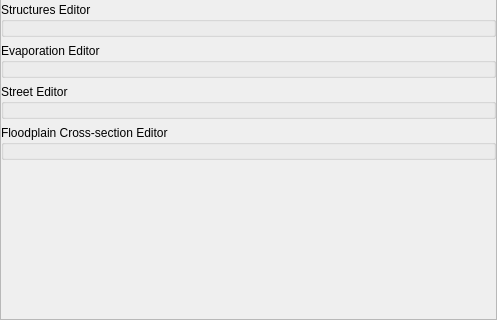
The window that flo2d/ui/f2d_widget.ui (FLO-2DSoftware/qgis-flo-2d-plugin) describes before a commit, drawn with Qt 5; both pictures show x 0 to 497 and y 231 to 551 of the 497 by 551 pixel window.
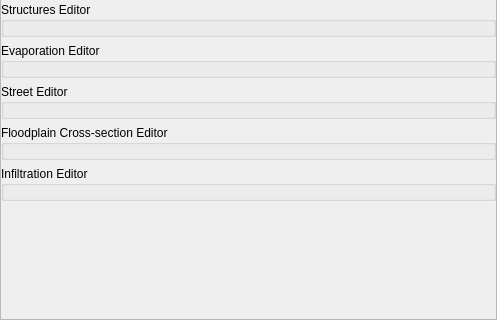
The same window after the commit. Icons and pictures are not drawn. Custom widgets are drawn as their Qt base class.

What changed in the file:
```diff
--- a/flo2d/ui/f2d_widget.ui
+++ b/flo2d/ui/f2d_widget.ui
@@ -274,6 +274,24 @@
          </layout>
         </widget>
        </item>
+       <item>
+        <widget class="QgsCollapsibleGroupBox" name="infil_editor_grp">
+         <property name="title">
+          <string>Infiltration Editor</string>
+         </property>
+         <property name="collapsed">
+          <bool>false</bool>
+         </property>
+         <layout class="QGridLayout" name="gridLayout_9">
+          <property name="margin">
+           <number>6</number>
+          </property>
+          <item row="0" column="0">
+           <layout class="QVBoxLayout" name="infil_editor_lout"/>
+          </item>
+         </layout>
+        </widget>
+       </item>
        <item>
         <spacer name="verticalSpacer">
          <property name="orientation">
```
